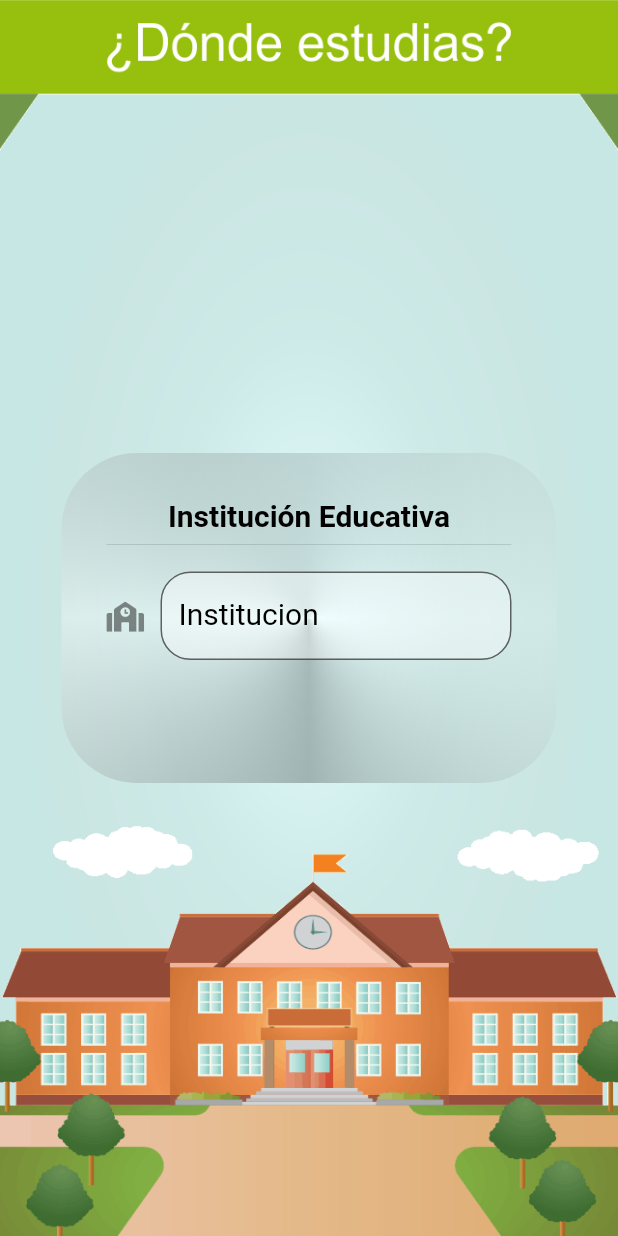
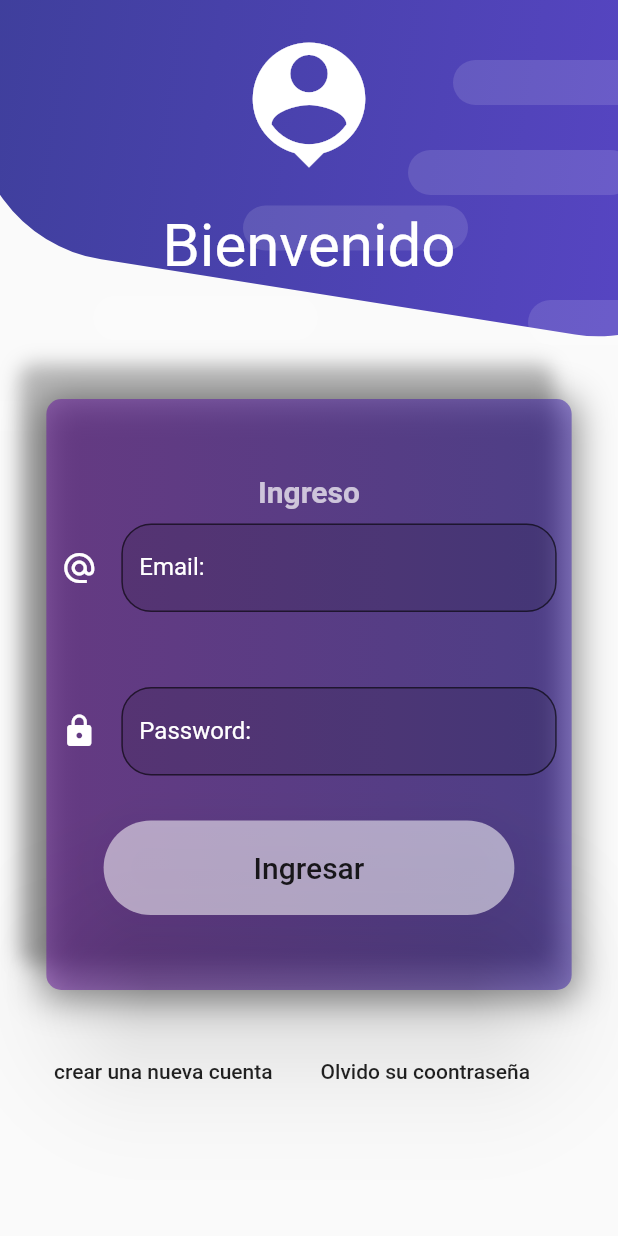
Before and after one commit to dienduro/flutter-csmEducativo, a Flutter app: the screen it shows after launch, on a phone screen of 412 x 824 dp. Run offline on Flutter 3.47's test engine with Material 2 defaults, Android fonts, the phone set to English and light mode, and no system bars; our stand-ins replace font_awesome_flutter.

Commit message:
implementar pantalla login

```diff
--- a/lib/main.dart
+++ b/lib/main.dart
@@ -1,6 +1,7 @@
 import 'package:flutter/material.dart';
 import 'package:flutter_csm_tecnologia/src/pages/home-page.dart';
 import 'package:flutter_csm_tecnologia/src/pages/institition-page.dart';
+import 'package:flutter_csm_tecnologia/src/pages/login_page.dart';
 import 'package:flutter_csm_tecnologia/theme/theme.dart';
 
 void main() => runApp(MyApp());
@@ -13,10 +14,11 @@ class MyApp extends StatelessWidget {
       debugShowCheckedModeBanner: false,
       theme: miTema,
       title: 'Csm Educativo App',
-      initialRoute: 'home',
+      initialRoute: 'login',
       routes: {
         'home': (context) => HomePage(),
         'institution': (context) => InstPage(),
+        'login': (context) => LoginPage(),
       },
     );
   }
--- a/lib/src/pages/home-page.dart
+++ b/lib/src/pages/home-page.dart
@@ -1,5 +1,6 @@
 import 'package:flutter/material.dart';
 import 'package:flutter_csm_tecnologia/src/pages/institition-page.dart';
+import 'package:flutter_csm_tecnologia/src/pages/login_page.dart';
 
 class HomePage extends StatelessWidget {
   @override
@@ -9,6 +10,7 @@ class HomePage extends StatelessWidget {
         physics: NeverScrollableScrollPhysics(),
         children: [
           _institutionPage(),
+          _loginPage(),
         ],
       ),
     );
@@ -17,6 +19,10 @@ class HomePage extends StatelessWidget {
   Widget _institutionPage() {
     return InstPage();
   }
+
+  Widget _loginPage() {
+    return LoginPage();
+  }
 }
 
 /* class _NavegacionModel with ChangeNotifier {} */
--- /dev/null
+++ b/lib/src/pages/login_page.dart
@@ -0,0 +1,315 @@
+import 'dart:math';
+import 'dart:ui';
+
+import 'package:flutter/material.dart';
+
+class LoginPage extends StatelessWidget {
+  @override
+  Widget build(BuildContext context) {
+    return Scaffold(
+      body: Stack(
+        children: <Widget>[
+          _crearFondo(context),
+          _loginForm(context),
+        ],
+      ),
+    );
+  }
+
+  Widget _crearFondo(BuildContext context) {
+    final size = MediaQuery.of(context).size;
+
+    final fondoRotate = Transform.rotate(
+      angle: -pi / -20.0,
+      child: Container(
+        height: 60.0,
+        width: 240.0,
+        decoration: BoxDecoration(
+          borderRadius: BorderRadius.circular(100),
+          gradient: LinearGradient(
+            colors: <Color>[
+              Color.fromRGBO(63, 63, 156, 1.0),
+              Color.fromRGBO(90, 70, 200, 1.0),
+            ],
+          ),
+        ),
+      ),
+    );
+
+    /* final fondoGradient = Container(
+      height: size.height * 0.4,
+      width: double.infinity,
+      decoration: BoxDecoration(
+        gradient: LinearGradient(
+          colors: <Color>[
+            Color.fromRGBO(63, 63, 156, 1.0),
+            Color.fromRGBO(90, 70, 200, 1.0),
+          ],
+        ),
+      ),
+    ); */
+
+    final circulo = Container(
+      width: 150.0,
+      height: 150.0,
+      decoration: BoxDecoration(
+        borderRadius: BorderRadius.circular(100.0),
+        color: Colors.white12,
+      ),
+    );
+
+    return Stack(
+      children: <Widget>[
+        /* fondoGradient, */
+        Positioned(
+          right: -100.0,
+          top: -140.0,
+          height: 340,
+          width: 520,
+          child: fondoRotate,
+        ),
+        Positioned(
+          right: 100.0,
+          height: 30.0,
+          bottom: 120.0,
+          child: circulo,
+        ),
+        Positioned(
+          right: 200.0,
+          height: 30.0,
+          bottom: 60.0,
+          child: circulo,
+        ),
+        Positioned(
+          left: -100.0,
+          bottom: -10.0,
+          height: 30.0,
+          child: circulo,
+        ),
+        Positioned(
+          right: -10.0,
+          top: 100.0,
+          height: 30.0,
+          child: circulo,
+        ),
+        Positioned(
+          right: -40.0,
+          top: 40.0,
+          height: 30.0,
+          child: circulo,
+        ),
+        Positioned(
+          right: -90.0,
+          top: 200.0,
+          height: 30.0,
+          child: circulo,
+        ),
+        Column(
+          mainAxisSize: MainAxisSize.min,
+          children: [
+            SizedBox(
+              height: 20.0,
+            ),
+            Icon(
+              Icons.person_pin,
+              size: 100.0,
+              color: Colors.white,
+            ),
+            SizedBox(
+              height: 20.0,
+              width: double.infinity,
+            ),
+            Text(
+              'Bienvenido',
+              style: TextStyle(color: Colors.white, fontSize: 40.0),
+            ),
+            SizedBox(
+              height: 100.0,
+              width: double.infinity,
+            ),
+          ],
+        )
+      ],
+    );
+  }
+
+  Widget _loginForm(BuildContext context) {
+    return Center(
+      child: SingleChildScrollView(
+        padding: EdgeInsets.all(20.0),
+        child: Column(
+          mainAxisAlignment: MainAxisAlignment.center,
+          children: [
+            SafeArea(
+              child: SizedBox(
+                height: 150,
+              ),
+            ),
+            _fondoForm(context),
+            Row(
+              children: [
+                FlatButton(
+                  onPressed: () {
+                    Navigator.pushReplacementNamed(context, 'registro');
+                  },
+                  child: Text(
+                    'crear una nueva cuenta',
+                    overflow: TextOverflow.clip,
+                  ),
+                ),
+                FlatButton(
+                  onPressed: () {},
+                  child: Text(
+                    'Olvido su coontraseña',
+                    overflow: TextOverflow.clip,
+                  ),
+                ),
+              ],
+            ),
+            /* SizedBox(
+              height: 100.0,
+            ), */
+          ],
+        ),
+      ),
+    );
+  }
+
+  Widget _fondoForm(BuildContext context) {
+    final size = MediaQuery.of(context).size;
+    return Container(
+      width: size.width * 0.85,
+      margin: EdgeInsets.symmetric(vertical: 30.0),
+      padding: EdgeInsets.symmetric(vertical: 50.0),
+      decoration: BoxDecoration(
+        gradient: LinearGradient(
+          colors: <Color>[
+            Color.fromRGBO(100, 10, 160, 0.6),
+            Color.fromRGBO(50, 20, 170, 0.6),
+          ],
+        ),
+        color: Color.fromRGBO(255, 255, 255, 0.8),
+        borderRadius: BorderRadius.circular(10.0),
+        boxShadow: <BoxShadow>[
+          BoxShadow(
+            color: Colors.black26,
+            blurRadius: 10.0,
+            offset: Offset(-15.0, -20.0),
+            spreadRadius: 3.0,
+          ),
+          BoxShadow(
+            color: Colors.black45,
+            blurRadius: 20.0,
+            offset: Offset(0.0, 3.0),
+            spreadRadius: 3.0,
+          ),
+        ],
+      ),
+      child: _contenidoIngreso(context),
+    );
+  }
+
+  Widget _contenidoIngreso(BuildContext context) {
+    /* final bloc = Provider.of(context); */
+    return Column(
+      children: [
+        Text(
+          'Ingreso',
+          style: TextStyle(
+              color: Colors.white70,
+              fontWeight: FontWeight.bold,
+              fontSize: 20.0),
+        ),
+        SizedBox(
+          height: 10.0,
+        ),
+        _crearEmail(context),
+        /* _crearEmail(bloc), */
+
+        SizedBox(
+          height: 50.0,
+        ),
+        /* _crearPassword(bloc), */
+        _crearPassword(context),
+        SizedBox(
+          height: 30.0,
+        ),
+        /* _crearBoton(bloc), */
+        RaisedButton(
+          color: Colors.white54,
+          padding: EdgeInsets.symmetric(horizontal: 100.0, vertical: 20.0),
+          shape: StadiumBorder(),
+          elevation: 40.0,
+          child: Text(
+            'Ingresar',
+            style: TextStyle(fontSize: 20.0),
+          ),
+          onPressed: () {},
+        ),
+      ],
+    );
+  }
+
+  Widget _crearEmail(BuildContext context) {
+    return Container(
+      padding: EdgeInsets.symmetric(horizontal: 10.0),
+      child: TextField(
+        style: TextStyle(color: Colors.white),
+        cursorColor: Colors.white24,
+        decoration: InputDecoration(
+          /*   errorText: snapshot.error ,*/
+          icon: Icon(
+            Icons.alternate_email,
+            color: Colors.white,
+          ),
+          filled: true,
+          fillColor: Colors.black12,
+          labelStyle: TextStyle(color: Colors.white),
+          labelText: 'Email:',
+          hintStyle: TextStyle(color: Colors.white),
+          hintText: 'example@email.com',
+          border: OutlineInputBorder(
+            borderRadius: BorderRadius.circular(20.0),
+          ),
+          /*  counterText: snapshot.data, */
+          counterStyle: TextStyle(color: Theme.of(context).primaryColorLight),
+        ),
+        keyboardType: TextInputType.emailAddress,
+        onChanged: (value) {},
+        /* (value) => bloc.changeEmail(value), */
+      ),
+    );
+  }
+
+  Widget _crearPassword(BuildContext context) {
+    return Container(
+      padding: EdgeInsets.symmetric(horizontal: 10.0),
+      child: TextField(
+        obscureText: true,
+        style: TextStyle(color: Colors.white),
+        cursorColor: Colors.white24,
+        decoration: InputDecoration(
+          /* errorText: snapshot.error, */
+          icon: Icon(
+            Icons.lock,
+            color: Colors.white,
+          ),
+          filled: true,
+          fillColor: Colors.black12,
+          labelStyle: TextStyle(color: Colors.white),
+          labelText: 'Password:',
+          hintStyle: TextStyle(color: Colors.white),
+          border: OutlineInputBorder(
+            borderRadius: BorderRadius.circular(20.0),
+          ),
+          /*  counterText: snapshot.data, */
+          counterStyle: TextStyle(color: Theme.of(context).primaryColorLight),
+        ),
+        keyboardType: TextInputType.visiblePassword,
+        /* onChanged: (value) => bloc.changePassword(value), */
+
+        onChanged: (value) {},
+      ),
+    );
+  }
+}
```
